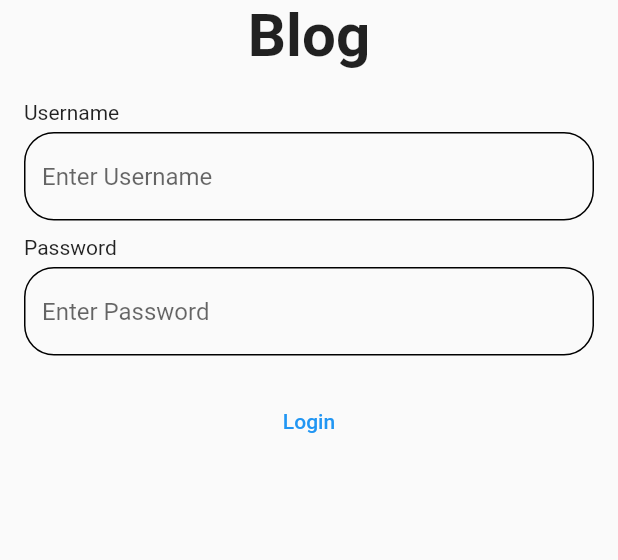
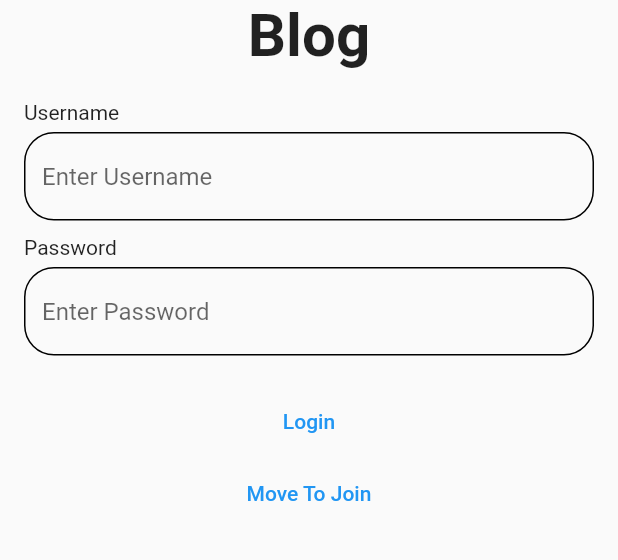
Before and after one commit to codingspecialist/flutter-blog-riverpod-2023-last, a Flutter app: the screen it shows after launch, on a phone screen of 412 x 824 dp, the part 279-839 px from its top. Run offline on Flutter 3.47's test engine with Material 2 defaults, Android fonts, the phone set to English and light mode, and no system bars; our stand-ins replace flutter_svg, validators.

```diff
--- a/lib/core/constants/move.dart
+++ b/lib/core/constants/move.dart
@@ -1,12 +1,15 @@
 import 'package:flutter/material.dart';
+import 'package:flutter_blog_2/views/pages/auth/join_page/join_page.dart';
 import 'package:flutter_blog_2/views/pages/auth/login_page/login_page.dart';
 
 class Move {
   static String loginPage = "/login";
+  static String joinPage = "/join";
 }
 
 Map<String, Widget Function(BuildContext)> getRouters() {
   return {
     Move.loginPage: (context) => LoginPage(),
+    Move.joinPage: (context) => JoinPage(),
   };
 }
--- /dev/null
+++ b/lib/views/components/custom_text_button.dart
@@ -0,0 +1,16 @@
+import 'package:flutter/material.dart';
+
+class CustomTextButton extends StatelessWidget {
+  final String text;
+  final VoidCallback function;
+
+  const CustomTextButton(this.text, this.function, {Key? key}) : super(key: key);
+
+  @override
+  Widget build(BuildContext context) {
+    return TextButton(
+      onPressed: function,
+      child: Text(text),
+    );
+  }
+}
--- a/lib/views/pages/auth/login_page/components/login_body.dart
+++ b/lib/views/pages/auth/login_page/components/login_body.dart
@@ -1,6 +1,8 @@
 import 'package:flutter/material.dart';
+import 'package:flutter_blog_2/core/constants/move.dart';
 import 'package:flutter_blog_2/core/constants/size.dart';
 import 'package:flutter_blog_2/views/components/custom_logo.dart';
+import 'package:flutter_blog_2/views/components/custom_text_button.dart';
 import 'package:flutter_blog_2/views/pages/auth/login_page/components/login_form.dart';
 
 class LoginBody extends StatelessWidget {
@@ -16,6 +18,12 @@ class LoginBody extends StatelessWidget {
           const CustomLogo("Blog"),
           const SizedBox(height: largeGap),
           LoginForm(),
+          CustomTextButton(
+            "Move To Join",
+                () {
+              Navigator.pushNamed(context, Move.joinPage);
+            },
+          ),
         ],
       ),
     );
```
Also changed, not shown: lib/views/pages/auth/join_page/components/join_body.dart (added, +10 -0 lines), lib/views/pages/auth/join_page/components/join_form.dart (added, +10 -0 lines), lib/views/pages/auth/join_page/join_page.dart (added, +10 -0 lines).
